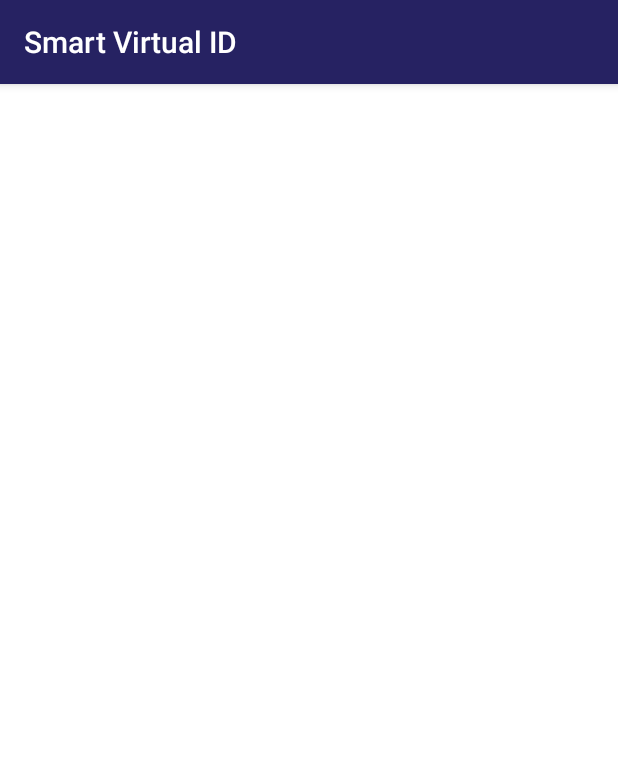
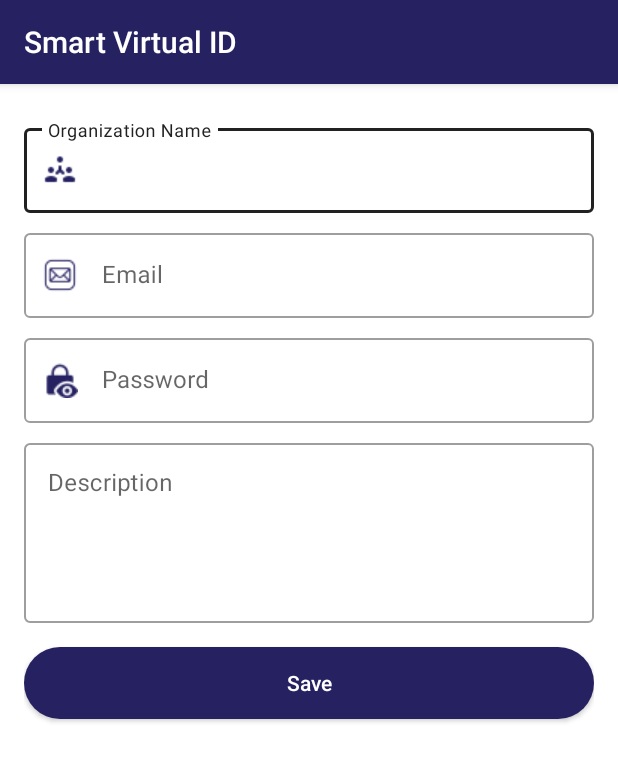
Before and after one commit to hanansabry/Smart-Virtual-ID, an Android app: the AddOrganizationActivity screen opened directly, with no data from a screen before it, on a phone screen of 412 x 824 dp. Shown: the top 762 px of the screen. Run offline under Robolectric (Android 15) with nearby library versions, the phone set to English and light mode, and no system bars.

Commit message:
add organization ui

```diff
--- a/app/src/main/java/com/android/smartvirtualid/admin/AdminActivity.java
+++ b/app/src/main/java/com/android/smartvirtualid/admin/AdminActivity.java
@@ -23,4 +23,9 @@ public class AdminActivity extends AppCompatActivity {
     public void onAddFileClicked() {
         startActivity(new Intent(this, AddPersonActivity.class));
     }
+
+    @OnClick(R.id.add_organization_cardview)
+    public void onAddOrganizationClicked() {
+        startActivity(new Intent(this, AddOrganizationActivity.class));
+    }
 }
--- a/app/src/main/res/layout/activity_add_organization.xml
+++ b/app/src/main/res/layout/activity_add_organization.xml
@@ -1,9 +1,90 @@
 <?xml version="1.0" encoding="utf-8"?>
-<androidx.constraintlayout.widget.ConstraintLayout xmlns:android="http://schemas.android.com/apk/res/android"
+<ScrollView xmlns:android="http://schemas.android.com/apk/res/android"
     xmlns:app="http://schemas.android.com/apk/res-auto"
     xmlns:tools="http://schemas.android.com/tools"
     android:layout_width="match_parent"
     android:layout_height="match_parent"
-    tools:context=".admin.AddOrganizationActivity">
+    tools:context=".admin.AddPersonActivity">
 
-</androidx.constraintlayout.widget.ConstraintLayout>
+    <LinearLayout
+        android:layout_width="match_parent"
+        android:layout_height="wrap_content"
+        android:layout_margin="16dp"
+        android:orientation="vertical">
+
+        <com.google.android.material.textfield.TextInputLayout
+            style="@style/Widget.MaterialComponents.TextInputLayout.OutlinedBox"
+            android:layout_width="match_parent"
+            android:layout_height="wrap_content"
+            android:layout_marginTop="8dp"
+            android:hint="@string/organization_name"
+            app:startIconDrawable="@drawable/organization_icon"
+            app:startIconTint="@color/colorPrimary">
+
+            <com.google.android.material.textfield.TextInputEditText
+                android:id="@+id/organization_name_edit_text"
+                android:layout_width="match_parent"
+                android:layout_height="wrap_content" />
+        </com.google.android.material.textfield.TextInputLayout>
+
+
+        <com.google.android.material.textfield.TextInputLayout
+            style="@style/Widget.MaterialComponents.TextInputLayout.OutlinedBox"
+            android:layout_width="match_parent"
+            android:layout_height="wrap_content"
+            android:layout_marginTop="8dp"
+            android:hint="@string/email"
+            app:startIconDrawable="@drawable/icons8_mail_24"
+            app:startIconTint="@color/colorPrimary">
+
+            <com.google.android.material.textfield.TextInputEditText
+                android:id="@+id/email_edit_text"
+                android:layout_width="match_parent"
+                android:layout_height="wrap_content" />
+        </com.google.android.material.textfield.TextInputLayout>
+
+        <com.google.android.material.textfield.TextInputLayout
+            style="@style/Widget.MaterialComponents.TextInputLayout.OutlinedBox"
+            android:layout_width="match_parent"
+            android:layout_height="wrap_content"
+            android:layout_marginTop="8dp"
+            android:hint="@string/password"
+            app:startIconDrawable="@drawable/password"
+            app:startIconTint="@color/colorPrimary">
+
+            <com.google.android.material.textfield.TextInputEditText
+                android:id="@+id/password_edit_text"
+                android:layout_width="match_parent"
+                android:layout_height="wrap_content" />
+        </com.google.android.material.textfield.TextInputLayout>
+
+        <com.google.android.material.textfield.TextInputLayout
+            style="@style/Widget.MaterialComponents.TextInputLayout.OutlinedBox"
+            android:layout_width="match_parent"
+            android:layout_height="wrap_content"
+            android:layout_marginTop="8dp"
+            android:hint="@string/description"
+            android:layout_gravity="top"
+            android:gravity="top">
+
+            <com.google.android.material.textfield.TextInputEditText
+                android:id="@+id/phone_edit_text"
+                android:layout_width="match_parent"
+                android:layout_height="120dp"
+                android:gravity="top"/>
+        </com.google.android.material.textfield.TextInputLayout>
+
+        <Button
+            android:layout_width="match_parent"
+            android:layout_height="wrap_content"
+            android:layout_marginTop="16dp"
+            android:layout_marginBottom="32dp"
+            android:text="@string/save"
+            android:textColor="@color/white"
+            android:textAllCaps="false"
+            android:background="@drawable/cornered_primary_bg"/>
+
+
+    </LinearLayout>
+
+</ScrollView>
--- a/app/src/main/res/layout/activity_add_person.xml
+++ b/app/src/main/res/layout/activity_add_person.xml
@@ -68,7 +68,8 @@
             <com.google.android.material.textfield.TextInputEditText
                 android:id="@+id/civil_id_edit_text"
                 android:layout_width="match_parent"
-                android:layout_height="wrap_content" />
+                android:layout_height="wrap_content"
+                android:inputType="numberDecimal"/>
         </com.google.android.material.textfield.TextInputLayout>
 
         <com.google.android.material.textfield.TextInputLayout
@@ -129,7 +130,8 @@
             <com.google.android.material.textfield.TextInputEditText
                 android:id="@+id/password_edit_text"
                 android:layout_width="match_parent"
-                android:layout_height="wrap_content" />
+                android:layout_height="wrap_content"
+                android:inputType="textPassword"/>
         </com.google.android.material.textfield.TextInputLayout>
 
         <com.google.android.material.textfield.TextInputLayout
@@ -144,7 +146,8 @@
             <com.google.android.material.textfield.TextInputEditText
                 android:id="@+id/phone_edit_text"
                 android:layout_width="match_parent"
-                android:layout_height="wrap_content" />
+                android:layout_height="wrap_content"
+                android:inputType="phone"/>
         </com.google.android.material.textfield.TextInputLayout>
 
 
--- a/app/src/main/res/values/strings.xml
+++ b/app/src/main/res/values/strings.xml
@@ -21,4 +21,6 @@
     <string name="female">Female</string>
     <string name="upload_photo">Upload Photo</string>
     <string name="save">Save</string>
+    <string name="organization_name">Organization Name</string>
+    <string name="description">Description</string>
 </resources>
```
